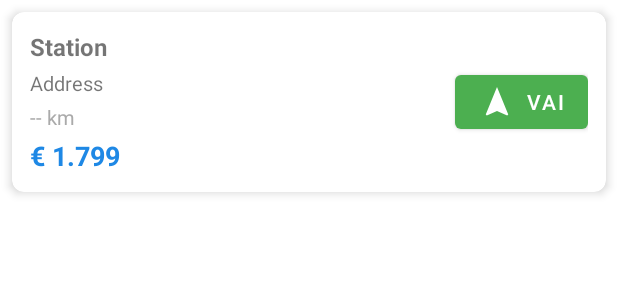
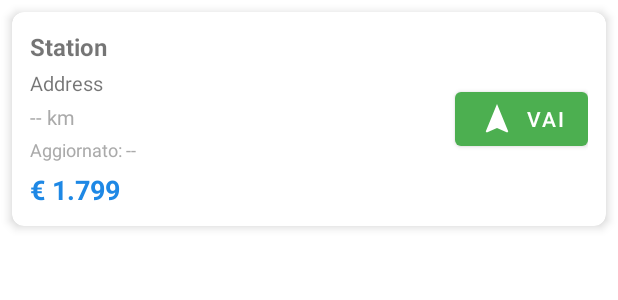
Before and after one commit to yesnoj/FuelFinder, an Android app: the layout item_station.xml on its own in the app's theme, with its tools: preview values and no code run, on a phone screen of 412 x 824 dp. Shown: the top 300 px of the screen. Run offline under Robolectric (Android 15) with nearby library versions, the phone set to English and light mode, and no system bars.

Commit message:
Ci siamo quasi

```diff
--- a/app/src/main/res/layout/item_station.xml
+++ b/app/src/main/res/layout/item_station.xml
@@ -16,59 +16,70 @@
             android:id="@+id/tvStationName"
             android:layout_width="0dp"
             android:layout_height="wrap_content"
+            android:text="Station"
+            android:textSize="16sp"
             android:textStyle="bold"
-            android:textSize="16sp"
-            android:text="Station"
+            app:layout_constraintEnd_toStartOf="@id/btnNavigate"
             app:layout_constraintStart_toStartOf="parent"
-            app:layout_constraintTop_toTopOf="parent"
-            app:layout_constraintEnd_toStartOf="@id/btnNavigate" />
+            app:layout_constraintTop_toTopOf="parent" />
 
         <TextView
             android:id="@+id/tvStationAddress"
             android:layout_width="0dp"
             android:layout_height="wrap_content"
+            android:layout_marginTop="4dp"
+            android:text="Address"
             android:textSize="13sp"
-            android:text="Address"
-            android:layout_marginTop="4dp"
+            app:layout_constraintEnd_toStartOf="@id/btnNavigate"
             app:layout_constraintStart_toStartOf="parent"
-            app:layout_constraintTop_toBottomOf="@id/tvStationName"
-            app:layout_constraintEnd_toStartOf="@id/btnNavigate" />
+            app:layout_constraintTop_toBottomOf="@id/tvStationName" />
 
         <TextView
             android:id="@+id/tvStationDistance"
             android:layout_width="wrap_content"
             android:layout_height="wrap_content"
+            android:layout_marginTop="4dp"
+            android:text="-- km"
+            android:textColor="@android:color/darker_gray"
             android:textSize="13sp"
-            android:textColor="@android:color/darker_gray"
-            android:text="-- km"
-            android:layout_marginTop="4dp"
             app:layout_constraintStart_toStartOf="parent"
             app:layout_constraintTop_toBottomOf="@id/tvStationAddress" />
+
+        <TextView
+            android:id="@+id/tvLastUpdate"
+            android:layout_width="wrap_content"
+            android:layout_height="wrap_content"
+            android:layout_marginTop="4dp"
+            android:text="Aggiornato: --"
+            android:textColor="@android:color/darker_gray"
+            android:textSize="12sp"
+            app:layout_constraintStart_toStartOf="parent"
+            app:layout_constraintTop_toBottomOf="@id/tvStationDistance" />
 
         <TextView
             android:id="@+id/tvStationPrice"
             android:layout_width="wrap_content"
             android:layout_height="wrap_content"
+            android:layout_marginTop="6dp"
+            android:text="€ 1.799"
+            android:textColor="@color/primary"
             android:textSize="18sp"
             android:textStyle="bold"
-            android:textColor="@color/primary"
-            android:text="€ 1.799"
-            android:layout_marginTop="4dp"
             app:layout_constraintStart_toStartOf="parent"
-            app:layout_constraintTop_toBottomOf="@id/tvStationDistance" />
+            app:layout_constraintTop_toBottomOf="@id/tvLastUpdate" />
 
         <com.google.android.material.button.MaterialButton
             android:id="@+id/btnNavigate"
             android:layout_width="wrap_content"
             android:layout_height="wrap_content"
+            android:layout_marginStart="8dp"
             android:text="VAI"
+            app:backgroundTint="@color/green"
             app:icon="@drawable/ic_navigation"
             app:iconGravity="textStart"
-            app:backgroundTint="@color/green"
-            android:layout_marginStart="8dp"
+            app:layout_constraintBottom_toBottomOf="parent"
             app:layout_constraintEnd_toEndOf="parent"
-            app:layout_constraintTop_toTopOf="parent"
-            app:layout_constraintBottom_toBottomOf="parent" />
+            app:layout_constraintTop_toTopOf="parent" />
 
     </androidx.constraintlayout.widget.ConstraintLayout>
 
```
Also changed, not shown: app/src/main/java/com/fuelfinder/app/MainActivity.kt (+12 -15 lines), app/src/main/java/com/fuelfinder/app/StationAdapter.kt (+7 -1 lines), app/src/main/res/layout/activity_main.xml (+4 -37 lines), 113 other files.
